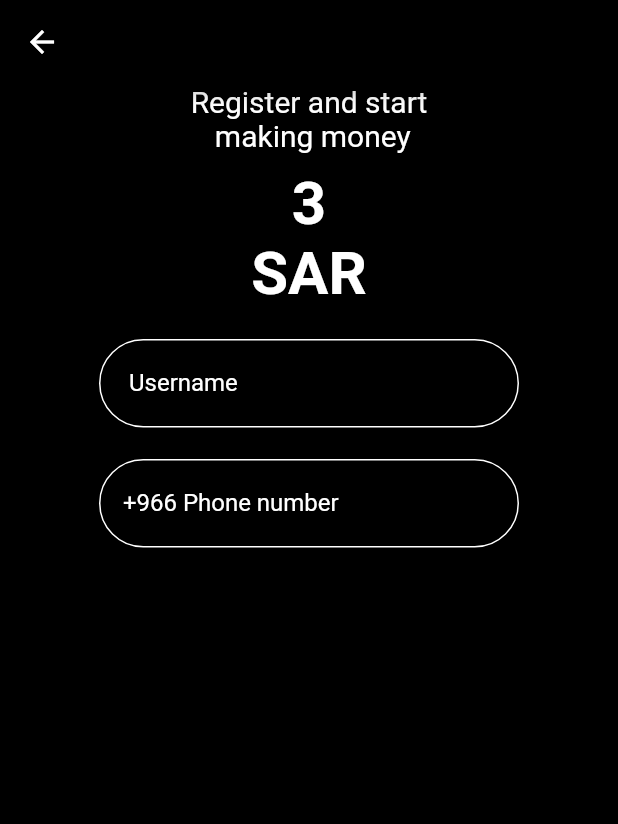
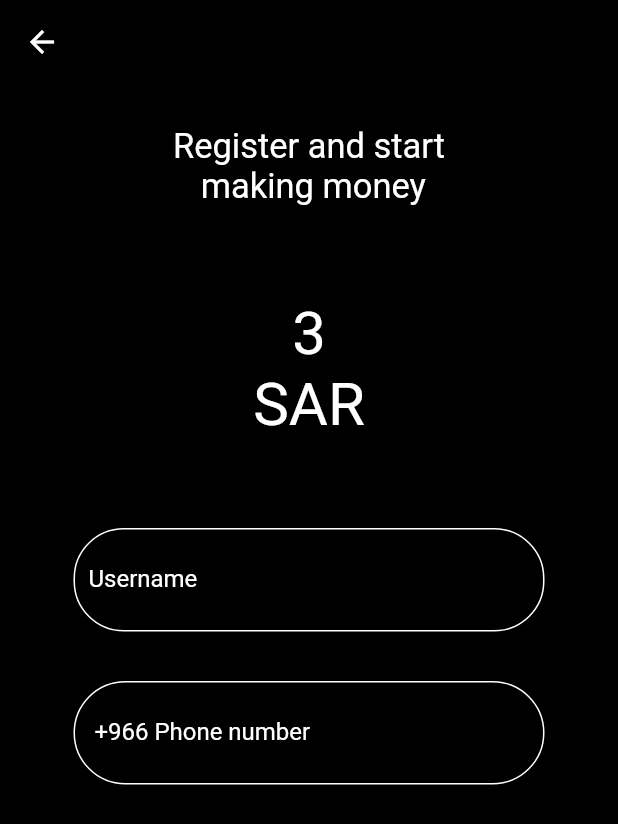
Before and after one commit to SenaCikic/fillproject, a Flutter app: the screen it shows after launch, after a tap on "SIGN UP", on a phone screen of 412 x 824 dp. Shown: the top 824 px of the screen. Run offline on Flutter 3.47's test engine with Material 2 defaults, Android fonts, the phone set to English and light mode, and no system bars; our stand-ins replace cloud_firestore, email_validator, firebase_auth, flutter_screenutil, shared_preferences, splashscreen; accounts and stored records are empty.

Commit message:
home & register page

```diff
--- a/lib/components/myTextFormField.dart
+++ b/lib/components/myTextFormField.dart
@@ -19,15 +19,15 @@ class MyTextFormField extends StatelessWidget {
       textCapitalization: TextCapitalization.sentences,
       controller: controller,
       decoration: InputDecoration(
-        contentPadding: const EdgeInsets.all(20.0),
+        contentPadding: new EdgeInsets.symmetric(vertical: 25.0, horizontal: 10.0),
         labelText: label,
         labelStyle: TextStyle(color: MyColor().white),
         enabledBorder: OutlineInputBorder(
-          borderRadius: BorderRadius.all(Radius.circular(30.0)),
+          borderRadius: BorderRadius.all(Radius.circular(33.5)),
           borderSide: BorderSide(color: MyColor().white),
         ),
         focusedBorder: OutlineInputBorder(
-          borderRadius: BorderRadius.all(Radius.circular(30.0)),
+          borderRadius: BorderRadius.all(Radius.circular(33.5)),
           borderSide: BorderSide(color: MyColor().white),
         ),
       ),
--- a/lib/home/homePage.dart
+++ b/lib/home/homePage.dart
@@ -36,19 +36,20 @@ class _SignUpState extends State<SignUp> {
                   style: TextStyle(fontSize: 70, color: MyColor().white, fontFamily: 'RobotoMono'),
                 )),
                 Padding(
-                    padding: EdgeInsets.only(top: 140 ,bottom: 31),
+                    padding: EdgeInsets.only(top: 120),
                     child: Text(
                       MyText().subtitle,
                       style: TextStyle(fontSize: 23, color: MyColor().white),
                       textAlign: TextAlign.center,
                     )),
                 Container(
-                  width: 320.0,
-                  height: 60,
-                  margin: EdgeInsets.only(top: 30.0, bottom: 15),
+                  width: 316.0,
+                  height: 67,
+                  margin: EdgeInsets.only(top: 19.0, bottom: 15, left: 49, right: 49),
                   child: RaisedButton(
+
                       shape: RoundedRectangleBorder(
-                        borderRadius: new BorderRadius.circular(30.0),
+                        borderRadius: new BorderRadius.circular(33.5),
                       ),
                       onPressed: () {
                         Navigator.of(context).pushNamed(Register);
@@ -56,11 +57,12 @@ class _SignUpState extends State<SignUp> {
                       child: Text(MyText().btnSU)),
                 ),
                 Container(
-                  width: 320.0,
-                  height: 60,
+                  width: 316.0,
+                  height: 67,
+                  margin: EdgeInsets.only(bottom: 33, left: 49, right: 49),
                   child: RaisedButton(
                       shape: RoundedRectangleBorder(
-                        borderRadius: new BorderRadius.circular(30.0),
+                        borderRadius: new BorderRadius.circular(33.5),
                       ),
                       onPressed: () {
                         Navigator.of(context).pushNamed(Login); // go to Login Page
@@ -69,7 +71,6 @@ class _SignUpState extends State<SignUp> {
                 ),
                 Container(
                     width: 255.0,
-                    margin: EdgeInsets.only(top: 20.0),
                     child: Center(
                         child: FlatButton(
                             onPressed: () => Navigator.of(context).pushNamed(
@@ -82,7 +83,7 @@ class _SignUpState extends State<SignUp> {
                             child: Text(
                               MyText().skipThisStep,
                               style: TextStyle(
-                                  color: MyColor().white, fontSize: 18.0),
+                                  color: MyColor().white, fontSize: 23.0),
                             )))),
               ],
             ),
--- a/lib/register/registerPage.dart
+++ b/lib/register/registerPage.dart
@@ -13,7 +13,7 @@ import '../components/myColor.dart';
 class RegisterPage extends StatelessWidget {
   String phoneNo, smsCode, verificationId, username, name;
   bool isLoggedIn = false;
-  RegExp regexUsername = new RegExp(r' /^\S*$/');  //OVO DANISE DODATI
+  RegExp regexUsername = new RegExp(r' /^\S*$/'); //OVO DANISE DODATI
 
   TextEditingController phoneController = new TextEditingController();
   TextEditingController usernameController = new TextEditingController();
@@ -65,9 +65,14 @@ class RegisterPage extends StatelessWidget {
           phoneController
               .text; //must change !!!!!!!!!!!!!!!!!!!!!!!!!!!!!!!!!!!!!!!!!!!!!!!!!!!!!!!!!!!!!!!!!!!!!!!!!!!!!!!!!!!!!!!!!!!!!!!!!!!!!!!!!!!!!!!!!!!!!!!!!!!!!!!!!!!!!!!!!!!!!!!!!!!!!!!!!!!!!!!!!!!!!!!!!
       username = usernameController.text;
-      if(regexUsername.hasMatch(username) == false  ){    ///ovo dodati DANISE
-        print('NE smije');   ///ovo dodati DANISE
-      } ///ovo dodati DANISE
+      if (regexUsername.hasMatch(username) == false) {
+        ///ovo dodati DANISE
+        print('NE smije');
+
+        ///ovo dodati DANISE
+      }
+
+      ///ovo dodati DANISE
 
       LoginStorage().loginUser(usernameController, name, isLoggedIn);
       verifyPhone();
@@ -90,43 +95,47 @@ class RegisterPage extends StatelessWidget {
               child: Container(
                 child: Column(children: <Widget>[
                   Center(
+                      child: Padding(
+                    padding: EdgeInsets.only(top: 28.0),
                     child: Text(
                       MyText().registerHeadline,
                       style: TextStyle(
-                      fontSize: 20,
+                        fontSize: 23,
                         color: MyColor().white,
                       ),
                       textAlign: TextAlign.center,
+                    ),
                   )),
-                  Padding(
-                    padding: EdgeInsets.only(top: 10.0),
-                  ),
                   Center(
+                      child: Padding(
+                    padding: EdgeInsets.only(top: 61.0, bottom: 59),
                     child: Text(
                       MyText().registerSubtitle,
                       style: TextStyle(
                         color: MyColor().white,
                         fontSize: 40.0,
-                        fontWeight: FontWeight.bold),
+                      ),
                       textAlign: TextAlign.center,
+                    ),
                   )),
                   Container(
-                    width: 280.0,
-                    height: 60,
-                    margin: EdgeInsets.only(top: 20.0, bottom: 10.0),
+                    width: 316.0,
+                    height: 83,
+                    margin: EdgeInsets.only(bottom: 19, left: 49, right: 49),
                     child: MyTextFormField(
                         controller: usernameController,
                         label: MyText().labelUsername,
                         obscureText: false),
                   ),
                   Container(
-                    width: 280.0,
-                    height: 60,
-                    margin: EdgeInsets.only(top: 10.0),
+                    width: 316.0,
+                    height: 83,
+                    margin: EdgeInsets.only(left: 49, right: 49),
                     child: TextFormField(
                       keyboardType: TextInputType.number,
                       controller: phoneController,
                       decoration: InputDecoration(
+                        contentPadding: new EdgeInsets.symmetric(vertical: 25.0, horizontal: 10.0),
                         prefix: Text(
                           "+966",
                           style: TextStyle(color: MyColor().white),
--- a/lib/register/verifyPinPage.dart
+++ b/lib/register/verifyPinPage.dart
@@ -118,11 +118,11 @@ class VerifyPinPage extends StatelessWidget {
               ),
             ),
             Container(
-              width: 320.0,
-              height: 60,
+             width: 316.0,
+              height: 67,
               child: RaisedButton(
                 shape: RoundedRectangleBorder(
-                  borderRadius: new BorderRadius.circular(30.0),
+                  borderRadius: new BorderRadius.circular(33.5),
                 ),
                 onPressed: () => onPressed(context),
                 child: Text(MyText().btnVerify, style: TextStyle(fontSize: 20)),
```
Lines whose indentation alone changed are shown as unchanged.
